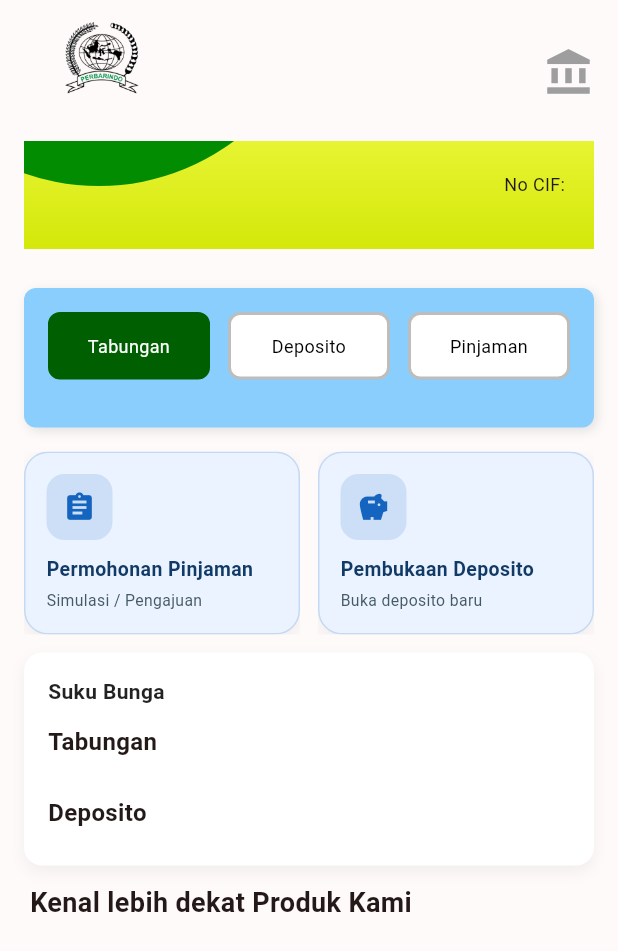
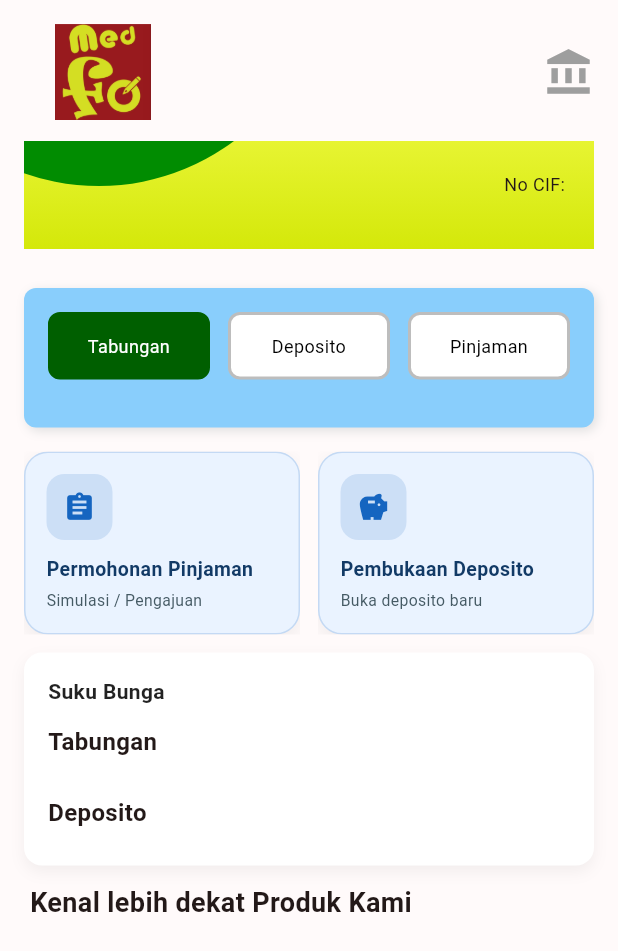
Before and after one commit to putranugroho/mobile-info, a Flutter app: the HomePage screen opened directly, on a phone screen of 412 x 824 dp. Shown: the top 951 px of the screen. Run offline on Flutter 3.47's test engine with Material 3 defaults, Android fonts, the phone set to English and light mode, and no system bars; our stand-ins replace cached_network_image, dio, file_picker, firebase_core, firebase_messaging, flutter_local_notifications and 14 more; missing offline and left inert: agora_rtc_engine, dart:html, encrypt; accounts and stored records are empty; network calls fail.

Commit message:
home page fix

```diff
--- a/lib/module/home/home_page.dart
+++ b/lib/module/home/home_page.dart
@@ -392,35 +392,12 @@ class _HomePageState extends State<HomePage> {
 }
 
 Widget _buildHeaderLeftLogo(HomeNotifier value) {
-  final isMedfo = value.users!.bprId == "609999";
-
-  if (isMedfo) {
-    return SizedBox(
-      width: 105,
-      height: 70,
-      child: Align(
-        alignment: Alignment.centerLeft,
-        child: Image.asset(ImageAssets.logomedfo, width: 105, height: 64, fit: BoxFit.contain),
-      ),
-    );
-  }
-
   return SizedBox(
     width: 105,
     height: 70,
-    child: Column(
-      mainAxisAlignment: MainAxisAlignment.center,
-      children: [
-        Expanded(child: Image.asset(ImageAssets.perbarindo, fit: BoxFit.contain)),
-        const SizedBox(height: 2),
-        Text(
-          "${value.users!.perbarindo}",
-          maxLines: 1,
-          overflow: TextOverflow.ellipsis,
-          textAlign: TextAlign.center,
-          style: TextStyle(fontSize: 12, fontWeight: FontWeight.bold, color: titlePerbarindo),
-        ),
-      ],
+    child: Align(
+      alignment: Alignment.centerLeft,
+      child: Image.asset(ImageAssets.logomedfo, width: 105, height: 64, fit: BoxFit.contain),
     ),
   );
 }
```
